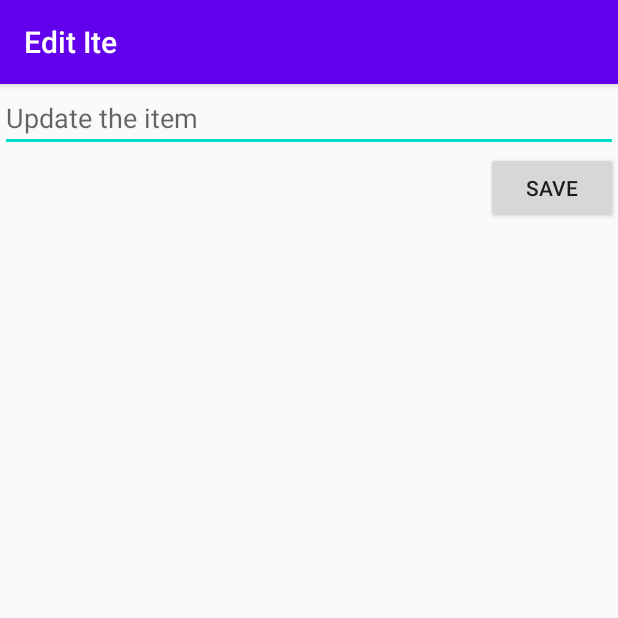
After one commit to LaGamma/SimpleTodo, an Android app: the EditActivity screen opened directly, with no data from a screen before it, on a phone screen of 412 x 824 dp, the top half of it. The commit adds this screen. Run offline under Robolectric (Android 15) with nearby library versions, the phone set to English and light mode, and no system bars.

Commit message:
Implemented EditActivity

```diff
--- a/app/src/main/AndroidManifest.xml
+++ b/app/src/main/AndroidManifest.xml
@@ -9,6 +9,7 @@
         android:roundIcon="@mipmap/ic_launcher_round"
         android:supportsRtl="true"
         android:theme="@style/AppTheme">
+        <activity android:name=".EditActivity"></activity>
         <activity android:name=".MainActivity">
             <intent-filter>
                 <action android:name="android.intent.action.MAIN" />
--- /dev/null
+++ b/app/src/main/java/com/nicolaslagamma/simpletodo/EditActivity.java
@@ -0,0 +1,44 @@
+package com.nicolaslagamma.simpletodo;
+
+import androidx.appcompat.app.AppCompatActivity;
+
+import android.content.Intent;
+import android.os.Bundle;
+import android.view.View;
+import android.widget.Button;
+import android.widget.EditText;
+
+public class EditActivity extends AppCompatActivity {
+
+    EditText etItem;
+    Button btnSave;
+
+    @Override
+    protected void onCreate(Bundle savedInstanceState) {
+        super.onCreate(savedInstanceState);
+        setContentView(R.layout.activity_edit);
+
+        etItem = findViewById(R.id.etItem);
+        btnSave = findViewById(R.id.btnSave);
+
+        getSupportActionBar().setTitle("Edit Ite");
+
+        etItem.setText(getIntent().getStringExtra(MainActivity.KEY_ITEM_TEXT));
+
+        // When the user is done editing, they click the save button
+        btnSave.setOnClickListener(new View.OnClickListener() {
+            @Override
+            public void onClick(View view) {
+                // Create an intent which will contain the results
+                Intent intent = new Intent();
+                // Pass the data (results of editing)
+                intent.putExtra(MainActivity.KEY_ITEM_TEXT, etItem.getText().toString());
+                intent.putExtra(MainActivity.KEY_ITEM_POSITION, getIntent().getExtras().getInt(MainActivity.KEY_ITEM_POSITION));
+                // Set the results of the intent
+                setResult(RESULT_OK, intent);
+                // Finish the activity, close the screen and go back
+                finish();
+            }
+        });
+    }
+}
--- /dev/null
+++ b/app/src/main/res/layout/activity_edit.xml
@@ -0,0 +1,25 @@
+<?xml version="1.0" encoding="utf-8"?>
+<androidx.constraintlayout.widget.ConstraintLayout xmlns:android="http://schemas.android.com/apk/res/android"
+    xmlns:app="http://schemas.android.com/apk/res-auto"
+    xmlns:tools="http://schemas.android.com/tools"
+    android:layout_width="match_parent"
+    android:layout_height="match_parent"
+    tools:context=".EditActivity">
+
+    <EditText
+        android:id="@+id/etItem"
+        android:layout_width="match_parent"
+        android:layout_height="wrap_content"
+        android:ems="10"
+        android:hint="Update the item"
+        app:layout_constraintStart_toStartOf="parent"
+        app:layout_constraintTop_toTopOf="parent" />
+
+    <Button
+        android:id="@+id/btnSave"
+        android:layout_width="wrap_content"
+        android:layout_height="wrap_content"
+        android:text="Save"
+        app:layout_constraintEnd_toEndOf="parent"
+        app:layout_constraintTop_toBottomOf="@+id/etItem" />
+</androidx.constraintlayout.widget.ConstraintLayout>
```
Also changed, not shown: app/src/main/java/com/nicolaslagamma/simpletodo/ItemsAdapter.java (+14 -3 lines), app/src/main/java/com/nicolaslagamma/simpletodo/MainActivity.java (+42 -3 lines).
